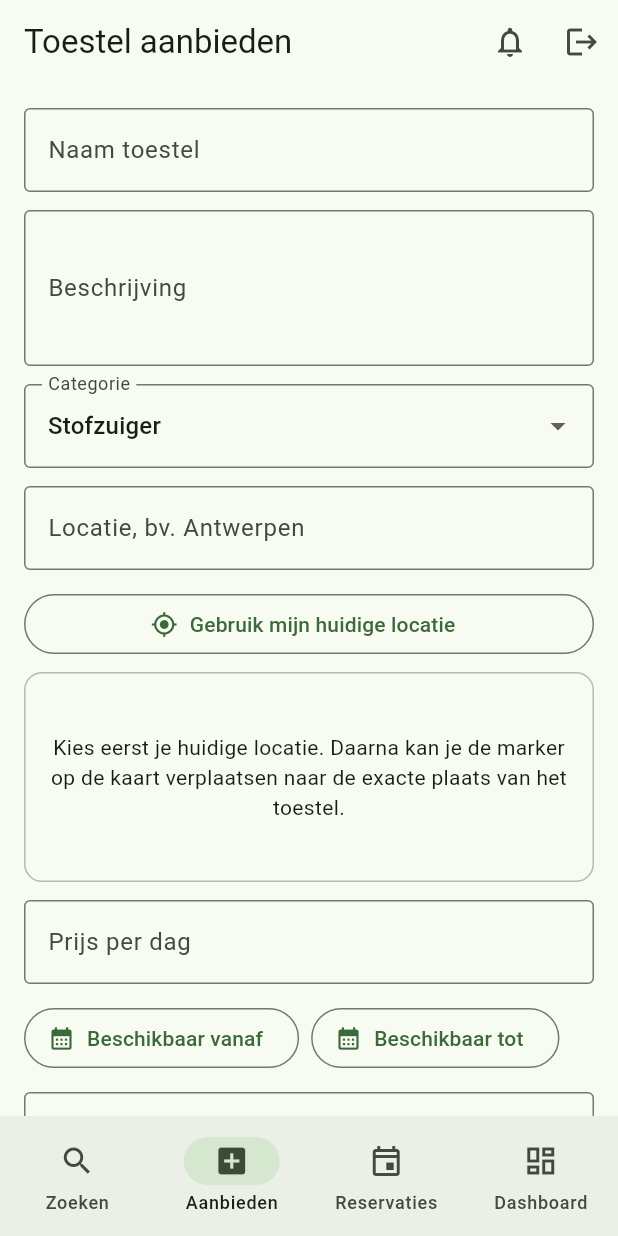
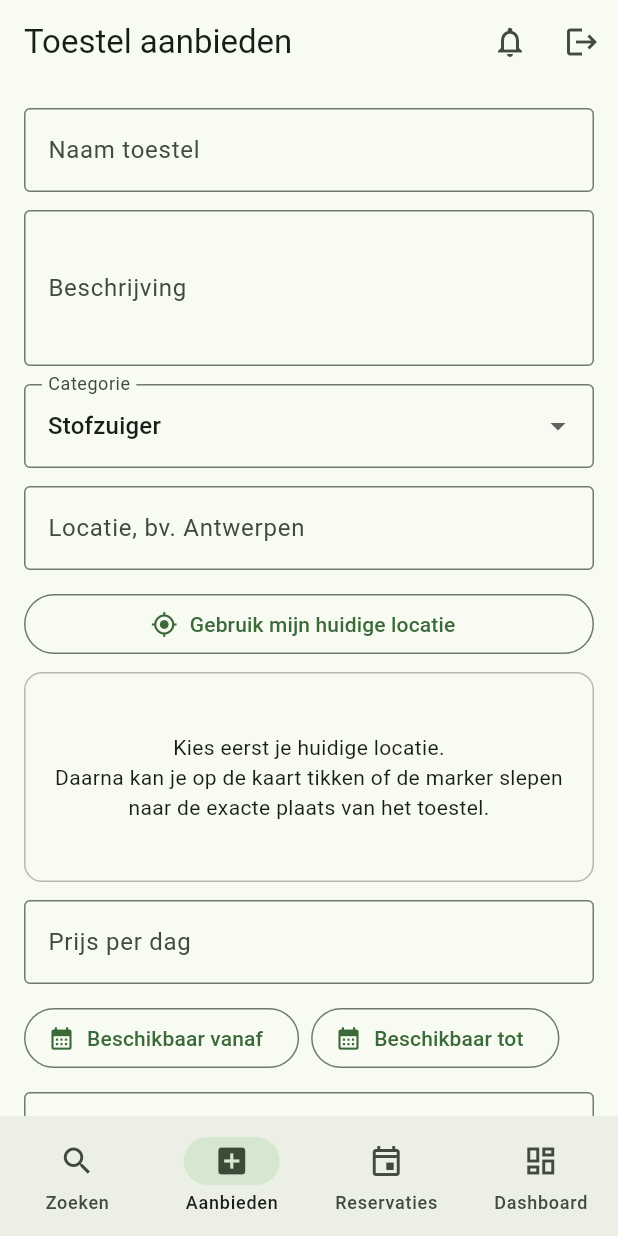
Before and after one commit to TaliaJournee/IntroMobileOpdracht2, a Flutter app: the screen it shows once a user with an empty profile is signed in, item 2 of the bottom bar chosen, on a phone screen of 412 x 824 dp. Run offline on Flutter 3.47's test engine with Material 3 defaults, Android fonts, the phone set to English and light mode, and no system bars; our stand-ins replace cloud_firestore, firebase_auth, firebase_core, geolocator, google_maps_flutter; missing offline and left inert: geoflutterfire_plus; accounts and stored records are empty.

Commit message:
Fix maps

```diff
--- a/you_wouldnt_steal_a_lawnmower/lib/pages/add_appliance_page.dart
+++ b/you_wouldnt_steal_a_lawnmower/lib/pages/add_appliance_page.dart
@@ -1,5 +1,7 @@
 import 'package:cloud_firestore/cloud_firestore.dart';
 import 'package:firebase_auth/firebase_auth.dart';
+import 'package:flutter/foundation.dart';
+import 'package:flutter/gestures.dart';
 import 'package:flutter/material.dart';
 import 'package:geoflutterfire_plus/geoflutterfire_plus.dart';
 import 'package:google_maps_flutter/google_maps_flutter.dart';
@@ -21,6 +23,7 @@ class _AddAppliancePageState extends State<AddAppliancePage> {
   final _locationController = TextEditingController();
   final _priceController = TextEditingController();
   final _imageUrlController = TextEditingController();
+
   final _locationService = const LocationService();
 
   String _category = applianceCategories.first;
@@ -69,7 +72,6 @@ class _AddAppliancePageState extends State<AddAppliancePage> {
     if (url.isEmpty) return true;
 
     final uri = Uri.tryParse(url);
-
     if (uri == null) return false;
 
     final hasValidScheme = uri.scheme == 'http' || uri.scheme == 'https';
@@ -113,7 +115,6 @@ class _AddAppliancePageState extends State<AddAppliancePage> {
     final priceText = _priceController.text.trim().replaceAll(',', '.');
     final price = double.tryParse(priceText);
     final imageUrl = _imageUrlController.text.trim();
-
     final user = FirebaseAuth.instance.currentUser;
 
     if (user == null) {
@@ -223,7 +224,6 @@ class _AddAppliancePageState extends State<AddAppliancePage> {
           ),
         ),
         const SizedBox(height: 8),
-
         if (selectedGeoPoint == null)
           Container(
             height: 140,
@@ -235,14 +235,17 @@ class _AddAppliancePageState extends State<AddAppliancePage> {
             child: const Padding(
               padding: EdgeInsets.all(16),
               child: Text(
-                'Kies eerst je huidige locatie. Daarna kan je de marker op de kaart verplaatsen naar de exacte plaats van het toestel.',
+                'Kies eerst je huidige locatie.\n'
+                'Daarna kan je op de kaart tikken of de marker slepen naar de exacte plaats van het toestel.',
                 textAlign: TextAlign.center,
               ),
             ),
           )
         else ...[
           Text(
-            'Gekozen locatie: ${selectedGeoPoint.latitude.toStringAsFixed(5)}, ${selectedGeoPoint.longitude.toStringAsFixed(5)}',
+            'Gekozen locatie: '
+            '${selectedGeoPoint.latitude.toStringAsFixed(5)}, '
+            '${selectedGeoPoint.longitude.toStringAsFixed(5)}',
           ),
           const SizedBox(height: 8),
           ClipRRect(
@@ -268,17 +271,28 @@ class _AddAppliancePageState extends State<AddAppliancePage> {
                       selectedGeoPoint.longitude,
                     ),
                     infoWindow: const InfoWindow(title: 'Locatie toestel'),
+                    draggable: true,
+                    onDragEnd: _setLocationFromMap,
                   ),
                 },
                 onTap: _setLocationFromMap,
                 myLocationButtonEnabled: true,
                 zoomControlsEnabled: true,
+                zoomGesturesEnabled: true,
+                scrollGesturesEnabled: true,
+                rotateGesturesEnabled: true,
+                tiltGesturesEnabled: true,
+                gestureRecognizers: <Factory<OneSequenceGestureRecognizer>>{
+                  Factory<OneSequenceGestureRecognizer>(
+                    () => EagerGestureRecognizer(),
+                  ),
+                },
               ),
             ),
           ),
           const SizedBox(height: 6),
           const Text(
-            'Tik op de kaart om de marker te verplaatsen.',
+            'Tik op de kaart of sleep de marker om de locatie te verplaatsen.',
             style: TextStyle(fontSize: 12),
           ),
         ],
@@ -303,7 +317,6 @@ class _AddAppliancePageState extends State<AddAppliancePage> {
             ),
           ),
           const SizedBox(height: 12),
-
           TextField(
             controller: _descriptionController,
             minLines: 3,
@@ -314,7 +327,6 @@ class _AddAppliancePageState extends State<AddAppliancePage> {
             ),
           ),
           const SizedBox(height: 12),
-
           DropdownButtonFormField<String>(
             initialValue: _category,
             decoration: const InputDecoration(
@@ -323,8 +335,10 @@ class _AddAppliancePageState extends State<AddAppliancePage> {
             ),
             items: applianceCategories
                 .map(
-                  (category) =>
-                      DropdownMenuItem(value: category, child: Text(category)),
+                  (category) => DropdownMenuItem<String>(
+                    value: category,
+                    child: Text(category),
+                  ),
                 )
                 .toList(),
             onChanged: (value) {
@@ -334,7 +348,6 @@ class _AddAppliancePageState extends State<AddAppliancePage> {
             },
           ),
           const SizedBox(height: 12),
-
           TextField(
             controller: _locationController,
             decoration: const InputDecoration(
@@ -343,11 +356,8 @@ class _AddAppliancePageState extends State<AddAppliancePage> {
             ),
           ),
           const SizedBox(height: 12),
-
           _buildLocationPicker(),
-
           const SizedBox(height: 12),
-
           TextField(
             controller: _priceController,
             keyboardType: const TextInputType.numberWithOptions(decimal: true),
@@ -358,7 +368,6 @@ class _AddAppliancePageState extends State<AddAppliancePage> {
             ),
           ),
           const SizedBox(height: 12),
-
           Wrap(
             spacing: 8,
             runSpacing: 8,
@@ -376,7 +385,6 @@ class _AddAppliancePageState extends State<AddAppliancePage> {
             ],
           ),
           const SizedBox(height: 12),
-
           TextField(
             controller: _imageUrlController,
             onChanged: (_) => setState(() {}),
@@ -386,7 +394,6 @@ class _AddAppliancePageState extends State<AddAppliancePage> {
               border: OutlineInputBorder(),
             ),
           ),
-
           if (imageUrl.isNotEmpty) ...[
             const SizedBox(height: 12),
             ClipRRect(
@@ -407,9 +414,7 @@ class _AddAppliancePageState extends State<AddAppliancePage> {
               ),
             ),
           ],
-
           const SizedBox(height: 20),
-
           FilledButton.icon(
             onPressed: _isSaving ? null : _saveAppliance,
             icon: const Icon(Icons.save),
```
